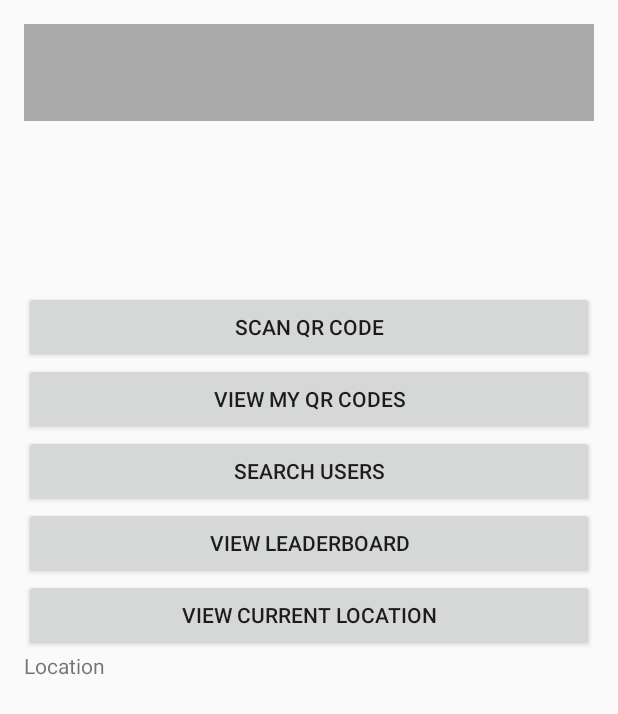
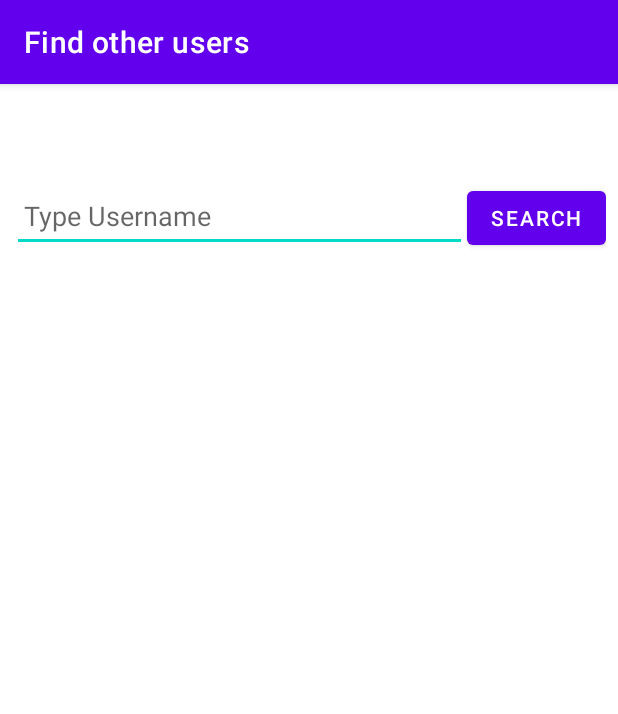
Before and after one commit to CMPUT301W23T38/QRMonsters, an Android app: the HomeActivity screen opened directly, with no data from a screen before it, after a tap on "SEARCH USERS", on a phone screen of 412 x 824 dp. Shown: the top 714 px of the screen. Run offline under Robolectric (Android 15) with nearby library versions, the phone set to English and light mode, and no system bars; our stand-ins replace Firebase (no records; nobody signed in at launch, a user with empty details on screens opened directly).

Commit message:
Search Users
Added functionality to search for users using their username. Next thing to do would be the ability to click on users profile to see their details

```diff
--- a/app/src/main/AndroidManifest.xml
+++ b/app/src/main/AndroidManifest.xml
@@ -60,6 +60,11 @@
             android:exported="true"
             android:label="@string/home_activity_title"
             android:theme="@style/AppTheme.NoActionBar" />
+        <activity
+            android:name=".UserSearchActivity"
+            android:label="@string/user_search_activity_label">
+        </activity>
+
     </application>
 
 </manifest>
--- a/app/src/main/java/com/example/qrmonsters/HomeActivity.java
+++ b/app/src/main/java/com/example/qrmonsters/HomeActivity.java
@@ -165,6 +165,9 @@ public class HomeActivity extends AppCompatActivity implements LocationListener
     // Handle clicks on the "Search Users" button
     public void searchUsers(View view) {
         // TODO: Add code to launch the user search functionality
+        Intent intent = new Intent(this, UserSearchActivity.class);
+        startActivity(intent);
+
     }
 
     @Override
--- a/app/src/main/java/com/example/qrmonsters/QRMonstersUser.java
+++ b/app/src/main/java/com/example/qrmonsters/QRMonstersUser.java
@@ -5,6 +5,10 @@ public class QRMonstersUser {
     private String username;
     private String email;
     private String phoneNumber;
+
+    public QRMonstersUser() {
+        // Required empty constructor for Firebase Database
+    }
 
     public QRMonstersUser(String userId, String username, String email, String phoneNumber) {
         this.userId = userId;
--- /dev/null
+++ b/app/src/main/java/com/example/qrmonsters/UserSearchActivity.java
@@ -0,0 +1,84 @@
+package com.example.qrmonsters;
+
+import static android.content.ContentValues.TAG;
+
+import android.os.Bundle;
+import android.util.Log;
+import android.view.View;
+import android.widget.Button;
+import android.widget.EditText;
+import android.widget.Toast;
+
+import androidx.annotation.NonNull;
+import androidx.appcompat.app.AppCompatActivity;
+import androidx.recyclerview.widget.LinearLayoutManager;
+import androidx.recyclerview.widget.RecyclerView;
+
+import com.google.firebase.database.DataSnapshot;
+import com.google.firebase.database.DatabaseError;
+import com.google.firebase.database.DatabaseReference;
+import com.google.firebase.database.FirebaseDatabase;
+import com.google.firebase.database.Query;
+import com.google.firebase.database.ValueEventListener;
+
+import java.util.ArrayList;
+import java.util.List;
+
+public class UserSearchActivity extends AppCompatActivity {
+
+    private EditText searchEditText;
+    private Button searchButton;
+    private RecyclerView userRecyclerView;
+    private UserAdapter userAdapter;
+
+    @Override
+    protected void onCreate(Bundle savedInstanceState) {
+        super.onCreate(savedInstanceState);
+        setContentView(R.layout.activity_user_search);
+
+        // Initialize UI components
+        searchEditText = findViewById(R.id.search_edit_text);
+        searchButton = findViewById(R.id.search_button);
+        userRecyclerView = findViewById(R.id.user_recycler_view);
+
+        // Set up RecyclerView with UserAdapter
+        userRecyclerView.setLayoutManager(new LinearLayoutManager(this));
+
+        searchButton.setOnClickListener(new View.OnClickListener() {
+            @Override
+            public void onClick(View v) {
+                String searchText = searchEditText.getText().toString();
+                searchForUsers(searchText);
+            }
+        });
+
+    }
+
+    public void searchForUsers(String searchText) {
+        DatabaseReference usersRef = FirebaseDatabase.getInstance().getReference("users");
+
+        Query searchQuery = usersRef.orderByChild("username").equalTo(searchText);
+        searchQuery.addListenerForSingleValueEvent(new ValueEventListener() {
+            @Override
+            public void onDataChange(@NonNull DataSnapshot dataSnapshot) {
+                List<QRMonstersUser> userList = new ArrayList<>();
+                for (DataSnapshot userSnapshot : dataSnapshot.getChildren()) {
+                    QRMonstersUser user = userSnapshot.getValue(QRMonstersUser.class);
+                    userList.add(user);
+                }
+                userAdapter = new UserAdapter(userList);
+                userRecyclerView.setAdapter(userAdapter);
+            }
+
+            @Override
+            public void onCancelled(@NonNull DatabaseError error) {
+                Toast.makeText(UserSearchActivity.this, "User search cancelled: " + error.getMessage(), Toast.LENGTH_SHORT).show();
+                Log.e(TAG, "User search cancelled: " + error.getMessage());
+            }
+
+        });
+    }
+
+
+
+}
--- /dev/null
+++ b/app/src/main/res/layout/activity_user_search.xml
@@ -0,0 +1,52 @@
+<?xml version="1.0" encoding="utf-8"?>
+<LinearLayout xmlns:android="http://schemas.android.com/apk/res/android"
+    android:layout_width="match_parent"
+    android:layout_height="match_parent"
+    android:orientation="vertical">
+
+    <!-- Toolbar -->
+    <androidx.appcompat.widget.Toolbar
+        android:id="@+id/toolbar"
+        android:layout_width="match_parent"
+        android:layout_height="?attr/actionBarSize"
+        android:elevation="4dp"
+        android:theme="@style/ThemeOverlay.AppCompat.ActionBar"
+        android:title="@string/search_users" />
+
+    <!-- Search bar -->
+    <LinearLayout
+        android:id="@+id/search_bar"
+        android:layout_width="match_parent"
+        android:layout_height="wrap_content"
+        android:orientation="horizontal"
+        android:padding="8dp">
+
+        <EditText
+            android:id="@+id/search_edit_text"
+            android:layout_width="0dp"
+            android:layout_height="wrap_content"
+            android:layout_weight="1"
+            android:hint="@string/search_users_hint"
+            android:minHeight="48dp"
+            android:padding="8dp" />
+
+        <Button
+            android:id="@+id/search_button"
+            android:layout_width="wrap_content"
+            android:layout_height="wrap_content"
+            android:text="@string/search_button_text" />
+
+    </LinearLayout>
+
+    <!-- List of users -->
+    <androidx.recyclerview.widget.RecyclerView
+        android:id="@+id/user_recycler_view"
+        android:layout_width="match_parent"
+        android:layout_height="0dp"
+        android:layout_weight="1"
+        android:layout_margin="8dp"
+        android:clipToPadding="false"
+        android:padding="8dp"
+        android:scrollbars="vertical" />
+
+</LinearLayout>
--- a/app/src/main/res/values/strings.xml
+++ b/app/src/main/res/values/strings.xml
@@ -2,4 +2,8 @@
     <string name="app_name">QRMonsters</string>
     <string name="registration_activity_title">Registration</string>
     <string name="home_activity_title">Home</string>
+    <string name="search_users_hint">Type Username</string>
+    <string name="search_button_text">Search</string>
+    <string name="search_users">search_users</string>
+    <string name="user_search_activity_label">Find other users</string>
 </resources>
```
Also changed, not shown: app/src/main/java/com/example/qrmonsters/UserAdapter.java (added, +55 -0 lines), app/src/main/res/layout/user_item.xml (added, +21 -0 lines).
